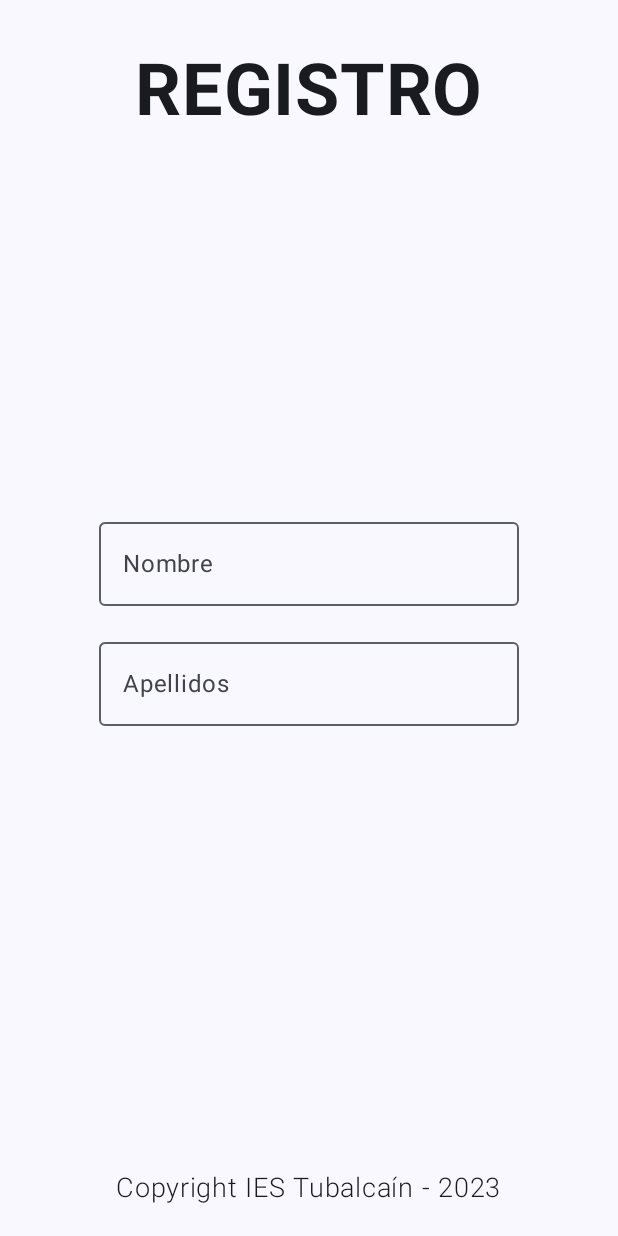
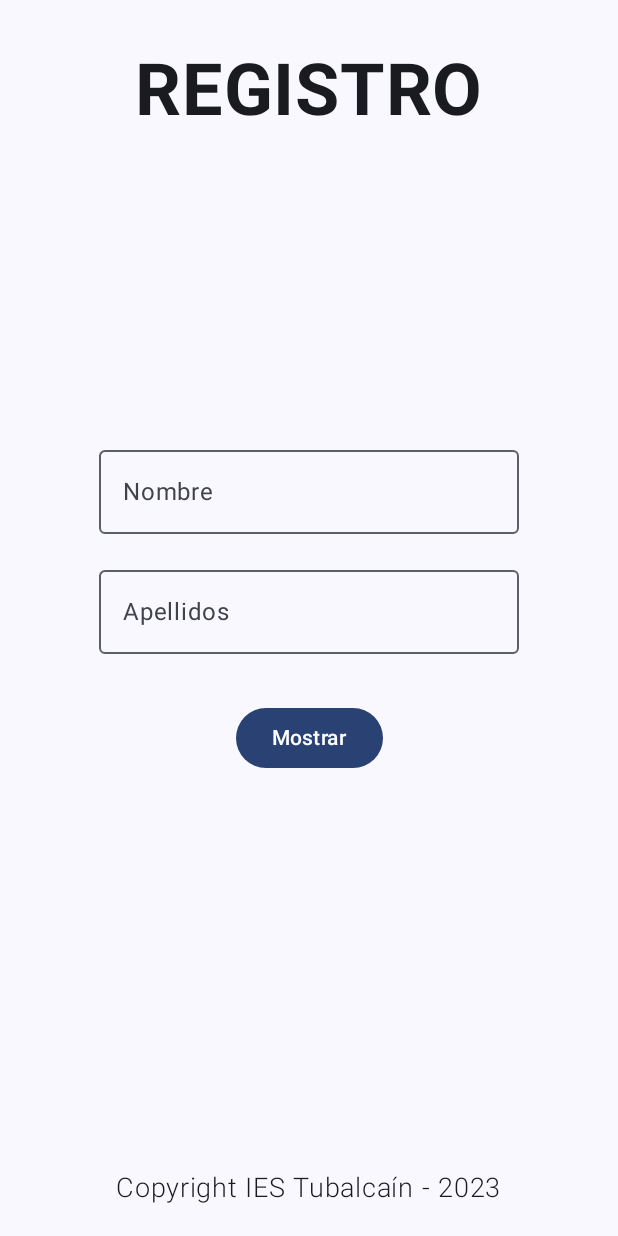
Before and after one commit to codigoRonin/Exercices_Jetpack_Compose_for_Noobs, an Android app built with Jetpack Compose: the screen it shows after launch (MainActivity), on a phone screen of 412 x 824 dp. Run offline under Robolectric (Android 15) with nearby library versions, the phone set to English and light mode, and no system bars.

Commit message:
Ejercicio_02C

```diff
--- /dev/null
+++ b/app/src/main/java/com/example/excercices_jetpack_compose_for_noobs/Ejercicio_02C.kt
@@ -0,0 +1,122 @@
+@file:OptIn(ExperimentalMaterial3Api::class)
+
+package com.example.excercices_jetpack_compose_for_noobs
+
+import androidx.compose.foundation.layout.Box
+import androidx.compose.foundation.layout.Column
+import androidx.compose.foundation.layout.Spacer
+import androidx.compose.foundation.layout.fillMaxSize
+import androidx.compose.foundation.layout.height
+import androidx.compose.foundation.layout.padding
+import androidx.compose.material3.Button
+import androidx.compose.material3.ExperimentalMaterial3Api
+import androidx.compose.material3.OutlinedTextField
+import androidx.compose.material3.Text
+import androidx.compose.material3.TextFieldDefaults
+import androidx.compose.runtime.Composable
+import androidx.compose.runtime.getValue
+import androidx.compose.runtime.mutableStateOf
+import androidx.compose.runtime.saveable.rememberSaveable
+import androidx.compose.runtime.setValue
+import androidx.compose.ui.Alignment
+import androidx.compose.ui.Modifier
+import androidx.compose.ui.graphics.Color
+import androidx.compose.ui.text.font.FontWeight
+import androidx.compose.ui.unit.dp
+import androidx.compose.ui.unit.sp
+
+@Composable
+fun Ejercicio_02C() {
+    Box(
+        modifier = Modifier
+            .fillMaxSize()
+            .padding(8.dp)
+    ) {
+        Header_02C(Modifier.align(Alignment.TopCenter))
+        Body_02C(Modifier.align(Alignment.Center))
+        Footer_02C(Modifier.align(Alignment.BottomCenter))
+    }
+}
+
+@Composable
+fun Header_02C(modifier: Modifier) {
+    Text(
+        text = "REGISTRO",
+        fontWeight = FontWeight.Bold,
+        fontSize = 48.sp,
+        modifier = modifier.padding(24.dp)
+    )
+}
+
+@Composable
+fun Body_02C(modifier: Modifier) {
+    var name by rememberSaveable { mutableStateOf("") }
+    var surname by rememberSaveable { mutableStateOf("") }
+    var show by rememberSaveable { mutableStateOf(false) }
+
+    Column(modifier = modifier) {
+        UserName_02C(name = name, onTextChange = { name = it })
+        Spacer(modifier = Modifier.height(16.dp))
+        UserSurname_02C(surname = surname, onTextChange = { surname = it })
+        Spacer(modifier = Modifier.height(32.dp))
+      //  Button(onClick = { show = true }, Modifier.align(Alignment.CenterHorizontally)) { Text("Concatenar") }
+        ButtonBar(show = show, Modifier.align(Alignment.CenterHorizontally)) { show = !show }
+        Spacer(modifier = Modifier.height(16.dp))
+        ConcatNameSurname_2C(show, name, surname, Modifier.align(Alignment.CenterHorizontally))
+    }
+}
+@Composable
+fun ButtonBar(show: Boolean, modifier: Modifier, onClick: () -> Unit) {
+    if (!show)
+        Button(
+            onClick = { onClick() }, modifier = modifier
+        ) { Text("Mostrar") }
+    else
+        Button(
+            onClick = { onClick() }, modifier = modifier
+        ) { Text("Ocultar") }
+}
+
+@Composable
+fun ConcatNameSurname_2C(show: Boolean, name: String, surname: String, modifier: Modifier) {
+    if (show)
+        Text(text = "$name $surname", modifier = modifier)
+}
+
+@Composable
+fun UserName_02C(name: String, onTextChange: (String) -> Unit) {
+
+    OutlinedTextField(
+        value = name,
+        onValueChange = { onTextChange(it) },
+        label = { Text("Nombre") },
+        placeholder = { Text("Introduce tu nombre") },
+        colors = TextFieldDefaults.outlinedTextFieldColors(
+            focusedBorderColor = Color.Black, focusedLabelColor = Color.Black
+        )
+    )
+}
+
+@Composable
+fun UserSurname_02C(surname: String, onTextChange: (String) -> Unit) {
+
+    OutlinedTextField(
+        value = surname,
+        onValueChange = { onTextChange(it) },
+        label = { Text("Apellidos") },
+        placeholder = { Text("Introduce tus apellidos") },
+        colors = TextFieldDefaults.outlinedTextFieldColors(
+            focusedBorderColor = Color.Black, focusedLabelColor = Color.Black
+        )
+    )
+}
+
+@Composable
+fun Footer_02C(modifier: Modifier) {
+    Text(
+        text = "Copyright IES Tubalcaín - 2023",
+        fontWeight = FontWeight.Light,
+        fontSize = 18.sp,
+        modifier = modifier.padding(bottom = 12.dp)
+    )
+}
--- a/app/src/main/java/com/example/excercices_jetpack_compose_for_noobs/MainActivity.kt
+++ b/app/src/main/java/com/example/excercices_jetpack_compose_for_noobs/MainActivity.kt
@@ -22,7 +22,7 @@ class MainActivity : ComponentActivity() {
                     modifier = Modifier.fillMaxSize(),
                     color = MaterialTheme.colorScheme.background
                 ) {
-                    Ejercicio_02B()
+                    Ejercicio_02C()
                 }
             }
         }
```
